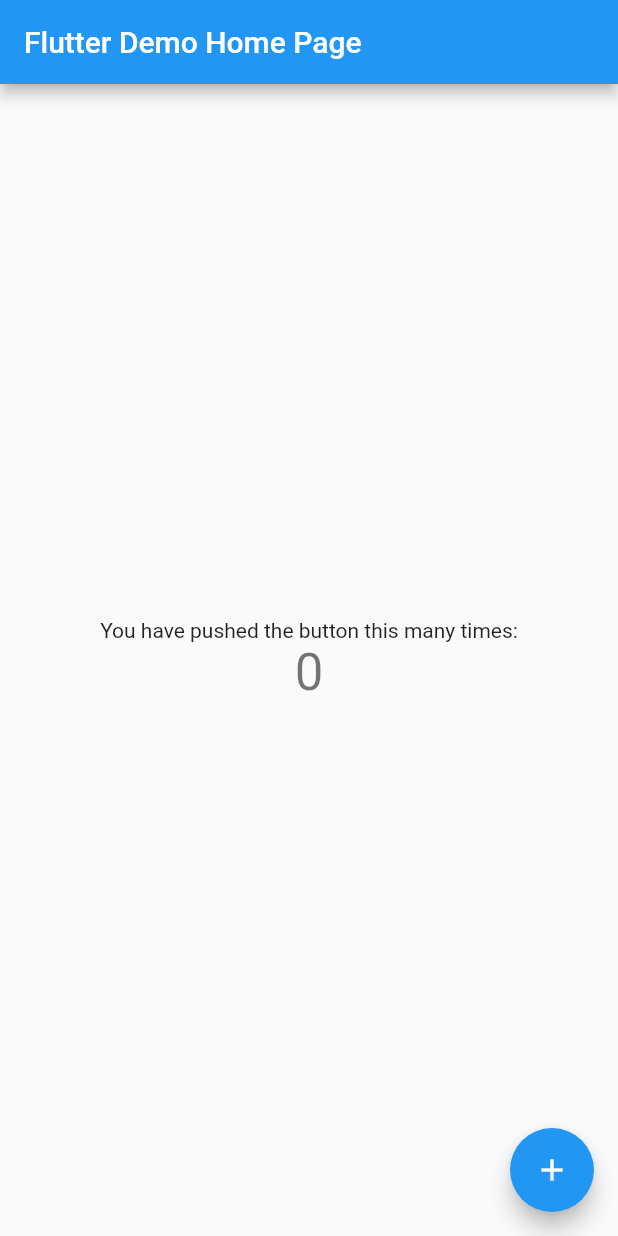
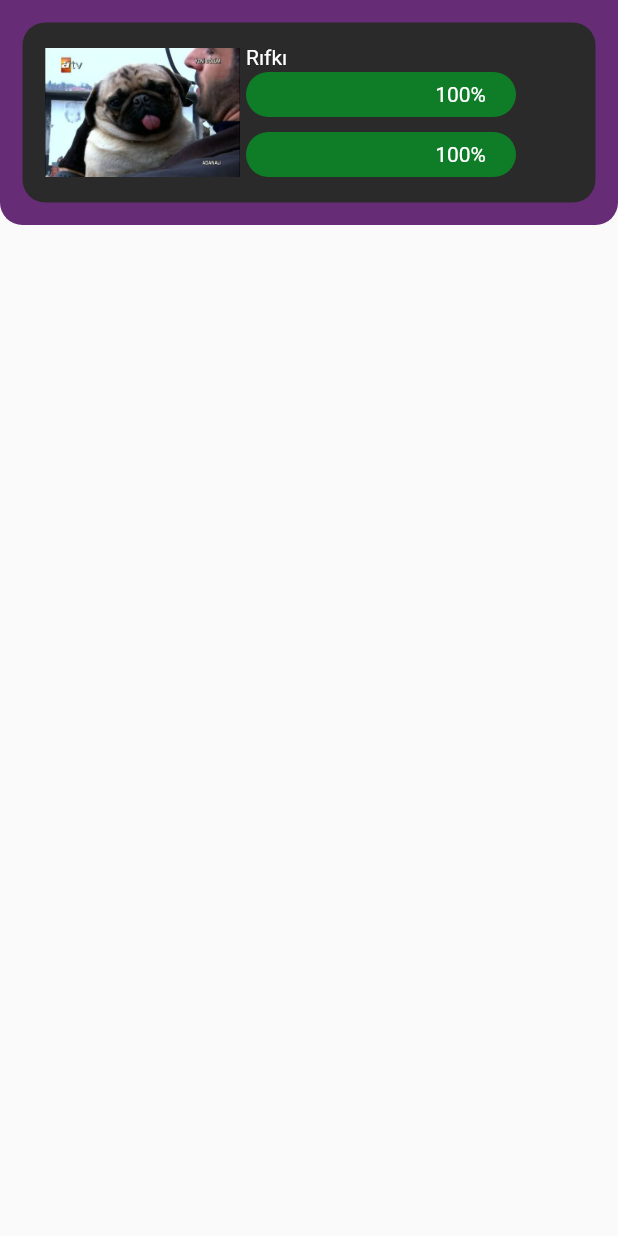
Before and after one commit to cangurdev/PanOut, a Flutter app: the screen it shows after launch, on a phone screen of 412 x 824 dp. Run offline on Flutter 3.47's test engine with Material 2 defaults, Android fonts, the phone set to English and light mode, and no system bars; missing offline and left inert: dart:ffi.

Commit message:
added home navbar

```diff
--- a/lib/main.dart
+++ b/lib/main.dart
@@ -1,4 +1,5 @@
 import 'package:flutter/material.dart';
+import 'package:pan_out/views/home_view.dart';
 
 void main() {
   runApp(MyApp());
@@ -10,6 +11,7 @@ class MyApp extends StatelessWidget {
   Widget build(BuildContext context) {
     return MaterialApp(
       title: 'Flutter Demo',
+      debugShowCheckedModeBanner: false,
       theme: ThemeData(
         // This is the theme of your application.
         //
@@ -22,7 +24,7 @@ class MyApp extends StatelessWidget {
         // is not restarted.
         primarySwatch: Colors.blue,
       ),
-      home: MyHomePage(title: 'Flutter Demo Home Page'),
+      home: Home(),
     );
   }
 }
--- /dev/null
+++ b/lib/views/home_view.dart
@@ -0,0 +1,92 @@
+import 'dart:ffi';
+
+import 'package:flutter/material.dart';
+
+class Home extends StatelessWidget {
+  @override
+  Widget build(BuildContext context) {
+    return Scaffold(
+      body: Container(
+        child: Column(
+          children: [
+            HomeNavbar(),
+          ],
+        ),
+      ),
+    );
+  }
+}
+
+class HomeNavbar extends StatelessWidget {
+  const HomeNavbar({
+    Key key,
+  }) : super(key: key);
+
+  @override
+  Widget build(BuildContext context) {
+    return Container(
+      height: 150,
+      padding: EdgeInsets.all(15),
+      decoration: BoxDecoration(
+        borderRadius: BorderRadius.only(
+            bottomLeft: Radius.circular(15),
+            bottomRight: Radius.circular(15)),
+        color: Color(0xFF672C76),
+      ),
+      child: Container(
+        padding: EdgeInsets.all(15),
+        decoration: BoxDecoration(
+          borderRadius: BorderRadius.circular(15),
+          color: Color(0xFF2B2A2A),
+        ),
+        child: Row(
+          children: [
+            Image.asset(
+              "assets/images/avatar.jpg",
+              width: 130,
+            ),
+            Padding(
+              padding: const EdgeInsets.only(left: 4),
+              child: Column(
+                crossAxisAlignment: CrossAxisAlignment.start,
+                children: [
+                  Text("Rıfkı", style: TextStyle(color: Colors.white)),
+                  SizedBox(
+                    height: 2,
+                  ),
+                  Container(
+                    alignment: Alignment.centerRight,
+                    padding: EdgeInsets.only(right: 20),
+                    height: 30,
+                    width: 180,
+                    decoration: BoxDecoration(
+                      borderRadius: BorderRadius.circular(30),
+                      color: Color(0xFF0F7D27),
+                    ),
+                    child: Text("100%",
+                        style: TextStyle(color: Colors.white)),
+                  ),
+                  SizedBox(
+                    height: 10,
+                  ),
+                  Container(
+                    alignment: Alignment.centerRight,
+                    padding: EdgeInsets.only(right: 20),
+                    height: 30,
+                    width: 180,
+                    decoration: BoxDecoration(
+                      borderRadius: BorderRadius.circular(30),
+                      color: Color(0xFF0F7D27),
+                    ),
+                    child: Text("100%",
+                        style: TextStyle(color: Colors.white)),
+                  ),
+                ],
+              ),
+            ),
+          ],
+        ),
+      ),
+    );
+  }
+}
--- a/pubspec.yaml
+++ b/pubspec.yaml
@@ -45,9 +45,8 @@ flutter:
   uses-material-design: true
 
   # To add assets to your application, add an assets section, like this:
-  # assets:
-  #   - images/a_dot_burr.jpeg
-  #   - images/a_dot_ham.jpeg
+  assets:
+    - assets/images/
 
   # An image asset can refer to one or more resolution-specific "variants", see
   # https://flutter.dev/assets-and-images/#resolution-aware.
```
Also changed, not shown: assets/images/avatar.jpg (added).
